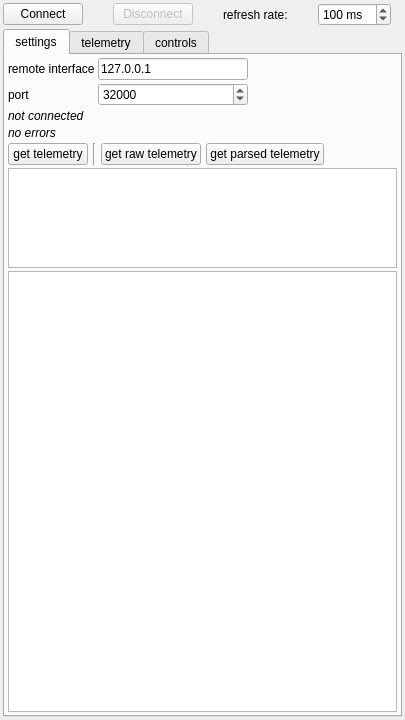
Above: remotecv.ui from hhrhhr/remoteCV before the change. Below: the same form after it.
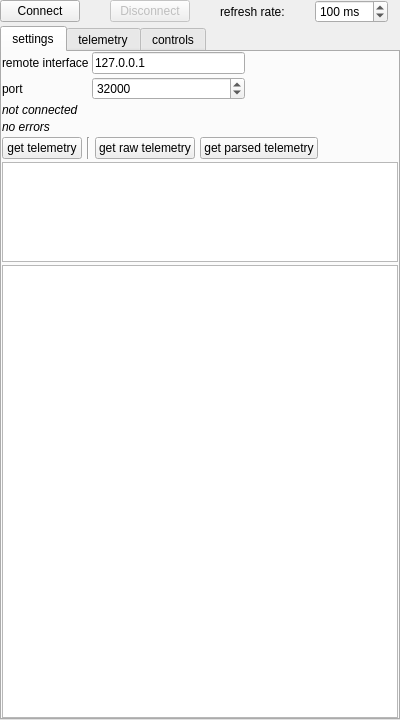
That is the form after the change. The open tabs and pages were chosen to show the change.

Commit message: change matrix rotation to quaternion small ui fix

```diff
--- a/remotecv.ui
+++ b/remotecv.ui
@@ -13,7 +13,7 @@
    <rect>
     <x>0</x>
     <y>0</y>
-    <width>405</width>
+    <width>400</width>
     <height>720</height>
    </rect>
   </property>
@@ -25,7 +25,7 @@
     <number>3</number>
    </property>
    <property name="margin">
-    <number>3</number>
+    <number>0</number>
    </property>
    <item>
     <layout class="QHBoxLayout" name="horizontalLayout_3">
@@ -95,9 +95,6 @@
      <property name="enabled">
       <bool>true</bool>
      </property>
-     <property name="tabShape">
-      <enum>QTabWidget::Rounded</enum>
-     </property>
      <property name="currentIndex">
       <number>1</number>
      </property>
@@ -110,7 +107,7 @@
         <number>3</number>
        </property>
        <property name="margin">
-        <number>3</number>
+        <number>0</number>
        </property>
        <item>
         <layout class="QGridLayout" name="gridLayout">
```
Left out of the diff: 2 changed lines with no effect on the pictures. The commit also changes 1 other file.
